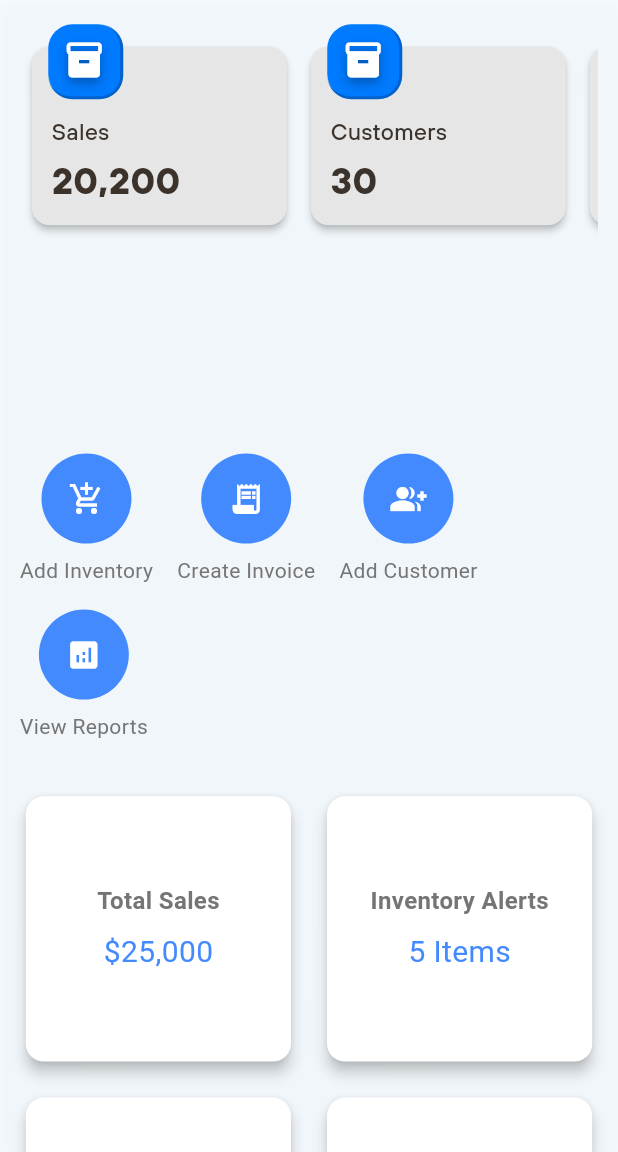
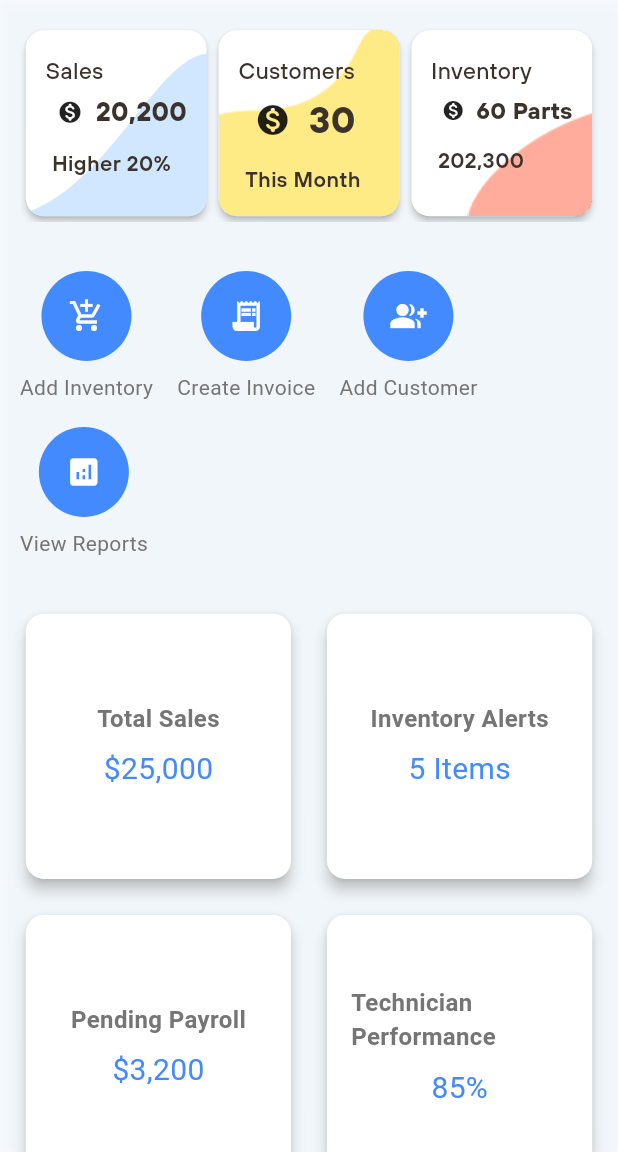
Before and after one commit to Paularezk3/cloud_garage_SaaS, a Flutter app: the DashboardPage screen opened by its route, on a phone screen of 412 x 824 dp, the part 84-1236 px from its top. Run offline on Flutter 3.47's test engine with Material 3 defaults, Android fonts, the phone set to English and light mode, and no system bars; our stand-ins replace dartz, firebase_core, flutter_bloc, flutter_screenutil, get_it, go_router and 1 more; accounts and stored records are empty; generated files the repository leaves out were written again.

Commit message:
android gradle versions update + minor work on the dashboard

```diff
--- a/lib/core/constants/assets_path.dart
+++ b/lib/core/constants/assets_path.dart
@@ -13,6 +13,9 @@ class AssetsPath {
 
   // Shapes
   static const sideWaveShape = "$_shapesPath/side_wave.png";
+  static const yellowWaveShape = "$_shapesPath/yellow_wave.png";
+  static const redWaveShape = "$_shapesPath/red_wave.png";
+  static const purpleWaveShape = "$_shapesPath/purple_wave.png";
 
   // Logos
   static const saasLogo64 = "$_logosPath/saas_logo_64.png";
--- a/lib/core/utils/device_utils.dart
+++ b/lib/core/utils/device_utils.dart
@@ -21,7 +21,7 @@ class DeviceUtils implements IDeviceUtils {
     final double width = MediaQuery.of(context).size.width;
 
     if (width >= 1024) return DeviceType.desktop;
-    if (width >= 600) return DeviceType.tablet;
+    if (width >= 700) return DeviceType.tablet;
     return DeviceType.mobile;
   }
 
--- a/lib/features/auth/presentation/widgets/build_photo.dart
+++ b/lib/features/auth/presentation/widgets/build_photo.dart
@@ -6,6 +6,8 @@ import '../../../../core/constants/assets_path.dart';
 
 class BuildPhoto extends StatelessWidget {
   final bool isMobile;
+
+  /// Specified only for the auth_page service center photo
   const BuildPhoto({required this.isMobile, super.key});
 
   @override
@@ -15,8 +17,7 @@ class BuildPhoto extends StatelessWidget {
         // Background Gradient
         Positioned.fill(
           child: Image.asset(
-            AssetsPath
-                .testBlueGradient, // Replace with your background image path
+            AssetsPath.testBlueGradient,
             fit: BoxFit.cover,
           ),
         ),
--- a/lib/features/dashboard/domain/entities/metrics_card_item.dart
+++ b/lib/features/dashboard/domain/entities/metrics_card_item.dart
@@ -1,15 +1,17 @@
 import 'package:flutter/material.dart';
 
 class MetricsCardItem {
-  final String title;
+  final String textTitle;
   final String metricNumber;
   final Color iconBgColor;
-  final Color? cardColor;
   final IconData icon;
+  final String subTitle;
+  final String backgroundImage;
   MetricsCardItem(
-      {this.cardColor,
+      {required this.subTitle,
       required this.iconBgColor,
+      required this.backgroundImage,
       required this.icon,
       required this.metricNumber,
-      required this.title});
+      required this.textTitle});
 }
--- a/lib/features/dashboard/presentation/pages/dashboard_page.dart
+++ b/lib/features/dashboard/presentation/pages/dashboard_page.dart
@@ -1,5 +1,6 @@
 import 'package:cloud_garage/config/setup_dependencies.dart';
 import 'package:cloud_garage/core/constants/app_colors.dart';
+import 'package:cloud_garage/core/constants/assets_path.dart';
 import 'package:cloud_garage/core/utils/device_utils.dart';
 import 'package:cloud_garage/core/utils/responsive.dart';
 import 'package:cloud_garage/features/dashboard/domain/entities/metrics_card_item.dart';
@@ -18,23 +19,30 @@ class DashboardPage extends StatelessWidget {
     final bool isMobile = deviceType == DeviceType.mobile;
     final double navigationWidth = !isMobile ? 280 : 0;
     final IResponsive responsive = getIt<IResponsive>();
+    final bool isNavigationBarExtended = true;
     final metrics = [
       MetricsCardItem(
         icon: Icons.inventory_2,
-        title: "Sales",
+        subTitle: "Higher 20%",
+        textTitle: "Sales",
         metricNumber: "20,200",
+        backgroundImage: AssetsPath.sideWaveShape,
         iconBgColor: AppColors.primaryPrimary,
       ),
       MetricsCardItem(
         icon: Icons.inventory_2,
-        title: "Customers",
+        textTitle: "Customers",
+        subTitle: "This Month",
         metricNumber: "30",
+        backgroundImage: AssetsPath.yellowWaveShape,
         iconBgColor: AppColors.primaryPrimary,
       ),
       MetricsCardItem(
         icon: Icons.inventory_2,
-        title: "Customers",
-        metricNumber: "30",
+        backgroundImage: AssetsPath.redWaveShape,
+        textTitle: "Inventory",
+        subTitle: "202,300",
+        metricNumber: "60 Parts",
         iconBgColor: AppColors.primaryPrimary,
       ),
     ];
@@ -71,6 +79,8 @@ class DashboardPage extends StatelessWidget {
         backgroundColor: AppColors.primaryPrimaryLight,
         drawer: Drawer(
           child: CustomNavigationBar(
+            isExtended: isNavigationBarExtended,
+            isTablet: deviceUtils.getDeviceType(context) == DeviceType.tablet,
             responsive: responsive,
             navigationBarItems: navigationBarItems,
           ),
@@ -82,6 +92,9 @@ class DashboardPage extends StatelessWidget {
               SizedBox(
                 width: navigationWidth,
                 child: CustomNavigationBar(
+                    isExtended: isNavigationBarExtended,
+                    isTablet:
+                        deviceUtils.getDeviceType(context) == DeviceType.tablet,
                     responsive: responsive,
                     navigationBarItems: navigationBarItems),
               ),
--- a/lib/features/dashboard/presentation/widgets/custom_navigation_bar.dart
+++ b/lib/features/dashboard/presentation/widgets/custom_navigation_bar.dart
@@ -1,4 +1,5 @@
 import 'package:cloud_garage/core/constants/assets_path.dart';
+import 'package:cloud_garage/core/utils/device_utils.dart';
 import 'package:flutter/material.dart';
 
 import '../../../../common/components/default_text.dart';
@@ -10,10 +11,14 @@ class CustomNavigationBar extends StatelessWidget {
   const CustomNavigationBar({
     super.key,
     required this.responsive,
+    required this.isTablet,
+    required this.isExtended,
     required this.navigationBarItems,
   });
 
   final IResponsive responsive;
+  final bool isTablet;
+  final bool isExtended;
   final List<NavigationBarItems> navigationBarItems;
 
   @override
@@ -32,6 +37,7 @@ class CustomNavigationBar extends StatelessWidget {
               width: 50,
               child: Image.asset(AssetsPath.saasLogo64),
             ),
+            if (!isTablet) ...[
               SizedBox(
                 width: 12,
               ),
@@ -41,14 +47,13 @@ class CustomNavigationBar extends StatelessWidget {
                 responsive: responsive,
                 fontWeight: FontWeight.w600,
               )
+            ]
           ],
         ),
         SizedBox(
           height: responsive.height(25),
         ),
-        Flexible(
-          fit: FlexFit.loose,
-          child: SizedBox(
+        SizedBox(
           height: responsive.height(500),
           child: ListView(
             children: navigationBarItems
@@ -77,8 +82,7 @@ class CustomNavigationBar extends StatelessWidget {
                             ? [
                                 BoxShadow(
                                   offset: const Offset(3, 3),
-                                    color:
-                                        Colors.blueGrey.withValues(alpha: 0.2),
+                                  color: Colors.blueGrey.withValues(alpha: 0.2),
                                   blurRadius: 6,
                                   spreadRadius: 1,
                                 ),
@@ -118,7 +122,6 @@ class CustomNavigationBar extends StatelessWidget {
                 .toList(),
           ),
         ),
-        ),
       ],
     );
   }
--- a/lib/features/dashboard/presentation/widgets/dashboard_body.dart
+++ b/lib/features/dashboard/presentation/widgets/dashboard_body.dart
@@ -27,7 +27,7 @@ class DashboardBody extends StatelessWidget {
     return Column(children: [
       if (deviceType != DeviceType.mobile)
         Container(
-          height: 80,
+          height: responsive.height(80),
           padding: EdgeInsets.symmetric(
               vertical: responsive.height(12),
               horizontal: responsive.width(12)),
--- a/lib/features/dashboard/presentation/widgets/metrics_card.dart
+++ b/lib/features/dashboard/presentation/widgets/metrics_card.dart
@@ -17,31 +17,33 @@ class MetricsCard extends StatelessWidget {
   @override
   Widget build(BuildContext context) {
     return SizedBox(
-      height: responsive.height(250),
-      child: ListView.builder(
+      height: responsive.height(130),
+      child: LayoutBuilder(builder: (context, constraints) {
+        return ListView.builder(
+            physics: NeverScrollableScrollPhysics(),
             scrollDirection: Axis.horizontal,
             itemCount: metrics.length,
             itemBuilder: (context, index) {
               final metric = metrics[index];
-            return ConstrainedBox(
-              constraints: BoxConstraints(
-                  maxHeight: responsive.height(250),
-                  maxWidth: 250,
-                  minWidth: 150),
-              child: Padding(
-                padding: const EdgeInsets.symmetric(horizontal: 8.0),
-                child: Stack(children: [
-                  Card(
-                    margin: EdgeInsets.only(top: 15),
+              final cardWidth = (constraints.maxWidth) / 3;
+              return SizedBox(
+                width: cardWidth,
+                child: Card(
                   shape: RoundedRectangleBorder(
                       borderRadius: BorderRadius.circular(12)),
                   elevation: 2,
-                    color: metric.cardColor ?? AppColors.primarySecondary,
-                    child: SizedBox(
-                      width: responsive.width(100) < 170
-                          ? 170
-                          : responsive.width(100),
-                      child: Padding(
+                  clipBehavior: Clip.hardEdge,
+                  color: AppColors.background,
+                  child: Stack(children: [
+                    Positioned(
+                      right: index == 0 ? -50 : (index == 1 ? -100 : -110),
+                      bottom: index == 0 ? -50 : (index == 1 ? -35 : -70),
+                      height: responsive.height(200),
+                      child: Image.asset(
+                        metric.backgroundImage,
+                      ),
+                    ),
+                    Padding(
                       padding: EdgeInsets.symmetric(
                           horizontal: responsive.width(12)),
                       child: Column(
@@ -49,76 +51,54 @@ class MetricsCard extends StatelessWidget {
                         mainAxisSize: MainAxisSize.min,
                         children: [
                           // Icon wrapped in a container
-                            const SizedBox(height: 45),
+                          SizedBox(height: responsive.height(15)),
                           // Title in the middle
                           DefaultText(
                             responsive: responsive,
-                              metric.title,
+                            metric.textTitle,
                             fontSize: 15,
                             fontWeight: FontWeight.w500,
                           ),
                           const SizedBox(height: 5),
                           // Number at the bottom
+                          FittedBox(
+                            child: Row(
+                              mainAxisAlignment: MainAxisAlignment.start,
+                              children: [
+                                SizedBox(
+                                  width: responsive.width(10),
+                                ),
+                                Icon(Icons.monetization_on_rounded),
+                                SizedBox(
+                                  width: 12,
+                                ),
                                 DefaultText(
                                   metric.metricNumber,
                                   fontSize: 24,
                                   fontWeight: FontWeight.bold,
                                   responsive: responsive,
                                 ),
-                            const SizedBox(height: 12),
                               ],
                             ),
                           ),
+                          const SizedBox(height: 12),
+
+                          Padding(
+                            padding: EdgeInsets.only(left: responsive.width(4)),
+                            child: DefaultText(
+                              responsive: responsive,
+                              metric.subTitle,
+                              fontSize: 14,
+                              fontWeight: FontWeight.w600,
                             ),
                           ),
-                  Positioned(
-                    left: responsive.width(10),
-                    top: 0,
-                    child: Container(
-                      height: 50,
-                      width: 50,
-                      decoration: BoxDecoration(
-                        color: metric.iconBgColor,
-                        borderRadius: BorderRadius.circular(16),
-                        border: Border(
-                          bottom: BorderSide(
-                            color: metric.iconBgColor.withValues(
-                              red: (metric.iconBgColor.r * 0.8).clamp(0, 255),
-                              green: (metric.iconBgColor.g * 0.8).clamp(0, 255),
-                              blue: (metric.iconBgColor.b * 0.8).clamp(0, 255),
-                            ),
-                            width: 2,
-                          ),
-                          right: BorderSide(
-                            color: metric.iconBgColor.withValues(
-                              red: (metric.iconBgColor.r * 0.8).clamp(0, 255),
-                              green: (metric.iconBgColor.g * 0.8).clamp(0, 255),
-                              blue: (metric.iconBgColor.b * 0.8).clamp(0, 255),
-                            ),
-                            width: 2,
-                          ),
-                        ),
-                      ),
-                      child: Center(
-                        child: Icon(
-                          metric.icon,
-                          size: 28,
-                          color: Colors.white,
-                          shadows: [
-                            Shadow(
-                              color: Colors.black.withValues(
-                                  alpha: 0.3), // Slight shadow for the icon
-                              offset: Offset(0, 3),
-                              blurRadius: 8,
-                            ),
                         ],
-                        ),
-                      ),
                       ),
                     ),
                   ]),
                 ),
               );
+            });
       }),
     );
   }
```
Also changed, not shown: pubspec.yaml (+8 -0 lines), assets/shapes/purple_wave.png (added), assets/shapes/red_wave.png (added), assets/shapes/yellow_wave.png (added), 3 other files. Lines whose indentation alone changed are shown as unchanged.
